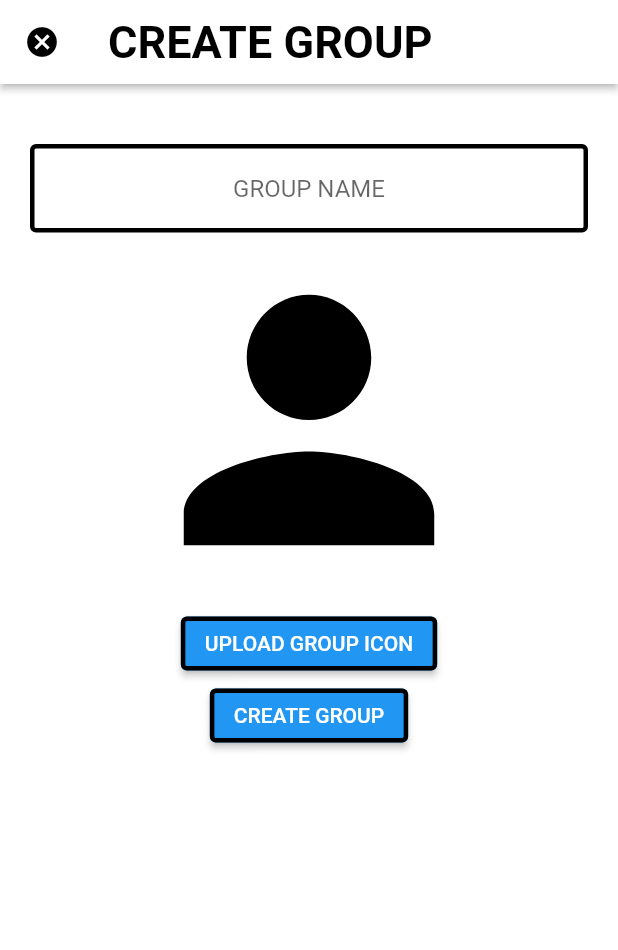
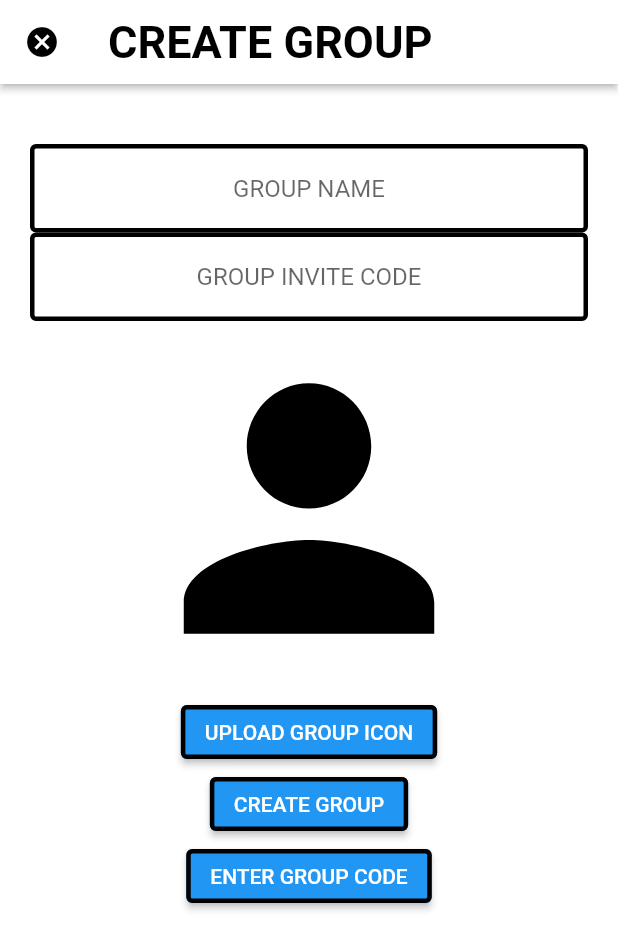
Before and after one commit to aym183/next-munch, a Flutter app: the Group_Details screen opened by its route, on a phone screen of 412 x 824 dp. Shown: the top 950 px of the screen. Run offline on Flutter 3.47's test engine with Material 2 defaults, Android fonts, the phone set to English and light mode, and no system bars; our stand-ins replace cloud_firestore, firebase_auth, firebase_core, google_nav_bar, share and 1 more; missing offline and left inert: dart:ffi; accounts and stored records are empty.

Commit message:
Added invite code check

```diff
--- a/lib/constants/global_values.dart
+++ b/lib/constants/global_values.dart
@@ -5,3 +5,4 @@ List<String> global_groups = [];
 
 
 String ?group_name;
+String ?group_id;
--- a/lib/database/db_create.dart
+++ b/lib/database/db_create.dart
@@ -1,4 +1,5 @@
 import 'package:cloud_firestore/cloud_firestore.dart';
+import 'package:uuid/uuid.dart';
 
 void Insert_user_intoDB(String name, String email){
   CollectionReference users = FirebaseFirestore.instance.collection('users');
@@ -7,13 +8,14 @@ void Insert_user_intoDB(String name, String email){
 }
 
 Future<void> Insert_group_intoDB(String group_name, String username, String email) async {
+  var uuid = Uuid();
   CollectionReference groups = FirebaseFirestore.instance.collection('groups');
   groups.add({
     'group_name': group_name.toString(),
     "created_by":  username.toString(),
     "creation_time": Timestamp.now().toString(),
-    "members": [email]
-
+    "members": [email],
+    "invite_id": uuid.v4(),
     });
 
   // users.add({'name': name.toString(),'email': email.toString(), 'login_index': 0});
--- a/lib/database/db_read.dart
+++ b/lib/database/db_read.dart
@@ -19,7 +19,6 @@
       //   return item.data();
       // }).toList();
 
-
     });
 }
 
@@ -31,15 +30,51 @@
   .then((querySnapshot) async {
       List listData = querySnapshot.docs.map((doc) => doc.data()['username']).toList();
       devtools.log(listData[1].toString());
+      final prefs = await SharedPreferences.getInstance();
+      prefs.setString('username', listData[1].toString());
+    });
+}
+
+
+Future<void> get_invite_code(String group_name) async {
+  FirebaseFirestore.instance
+  .collection('groups')
+  .where('group_name', isEqualTo: group_name) // change as only factoring in one user
+  .get()
+  .then((querySnapshot) async {
+      List<String> listData = querySnapshot.docs.map((doc) => doc.data()['invite_id'] as String).toList();
 
       final prefs = await SharedPreferences.getInstance();
-      prefs.setString('username', listData[1].toString());
-      // final prefs = await SharedPreferences.getInstance();
-      // prefs.setString('groups', listData.toString());
+      devtools.log(listData.toString());
+      prefs.setString('invite_id', listData[0].toString());
       // .docs.toList().map((item) {
       //   return item.data();
       // }).toList();
 
+    });
+}
+
+Future<void> invite_code_check(String group_code) async {
+  FirebaseFirestore.instance
+  .collection('groups')
+  .where('invite_id', isEqualTo: group_code) // change as only factoring in one user
+  .get()
+  .then((querySnapshot) async {
+      if (querySnapshot.docs.toString() == "[]"){
+         devtools.log("Invalid ID");
+      }
+      else{
+        List<String> listData = querySnapshot.docs.map((doc) => doc.data()['invite_id'] as String).toList();
+
+        final prefs = await SharedPreferences.getInstance();
+        devtools.log(listData.toString());
+        prefs.setString('invite_id', listData[0].toString());
+
+      }
+
+      // .docs.toList().map((item) {
+      //   return item.data();
+      // }).toList();
 
     });
 }
--- a/lib/views/group_click_view.dart
+++ b/lib/views/group_click_view.dart
@@ -5,6 +5,7 @@ import 'package:nextmunch/constants/global_values.dart';
 import 'package:nextmunch/constants/routes.dart';
 import 'package:nextmunch/views/bottom_nav_routing.dart';
 import "package:share/share.dart";
+import 'package:shared_preferences/shared_preferences.dart';
 
 import '../constants/colors.dart';
 
@@ -32,9 +33,11 @@ class _Group_ClickState extends State<Group_Click> {
           },
           )
           ),
-        body: TextButton(child: Text("ADD MEMBERS"),
-          onPressed: () {
-            Share.share("https://twitter.com/UtdPlug");
+        body: TextButton(child: Text("SHARE INVITE ID"),
+          onPressed: () async {
+            final prefs = await SharedPreferences.getInstance();
+            String? group_id = prefs.getString('invite_id');
+            Share.share("Group ID: $group_id");
           },
           ),
     );
--- a/lib/views/group_creation/create_group_1.dart
+++ b/lib/views/group_creation/create_group_1.dart
@@ -20,16 +20,19 @@ class Group_Details extends StatefulWidget {
 
 class _Group_DetailsState extends State<Group_Details> {
   late final TextEditingController _group_name;
+  late final TextEditingController _group_code;
 
   @override
   void initState(){
     _group_name = TextEditingController();
+    _group_code = TextEditingController();
     super.initState();
   }
 
   @override
   void dispose(){
     _group_name.dispose();
+    _group_code.dispose();
     super.dispose();
   }
 
@@ -76,6 +79,17 @@ class _Group_DetailsState extends State<Group_Details> {
                       hintText: 'GROUP NAME'
                       ),
                   ),
+                  TextField (
+                    textAlign: TextAlign.center,
+                    controller: _group_code,
+                    decoration: InputDecoration(
+                      enabledBorder: OutlineInputBorder(
+                        borderSide: BorderSide(
+                            width: 3, color: text_color), //<-- SEE HERE
+                      ),
+                      hintText: 'GROUP INVITE CODE'
+                      ),
+                  ),
 
                   Icon(Icons.person, size: 250, color: text_color,),
 
@@ -116,6 +130,19 @@ class _Group_DetailsState extends State<Group_Details> {
                     child: const Text("CREATE GROUP"),
                   ),
 
+                  ElevatedButton(
+                    onPressed: (() async {
+                      final group_code = _group_code.text..toString().trim();
+                      invite_code_check(group_code);
+                    }),
+                    style: ElevatedButton.styleFrom(
+                      // shape: MaterialStateProperty.all(RoundedRectangleBorder(borderRadius: BorderRadius.circular(30.0))),
+                      side: BorderSide(width: 3.0),
+                    ),
+                    // style: TextStyle(fontSize: 15, fontWeight: FontWeight.bold, color: text_color)
+                    child: const Text("ENTER GROUP CODE"),
+                  ),
+
                   // Text('INVITE MEMBERS',
                   //   style: TextStyle(fontSize: 20, fontWeight: FontWeight.bold, color: text_color),
                   // ),
--- a/lib/views/groups_view.dart
+++ b/lib/views/groups_view.dart
@@ -75,6 +75,7 @@ class _GroupsViewState extends State<GroupsView> {
                       setState((){
                         _id = index;
                         group_name = global_groups[index];
+                        get_invite_code(global_groups[index]);
                         Navigator.of(context).pushNamedAndRemoveUntil(
                             groupsClick,
                         (route) => false,
@@ -83,7 +84,15 @@ class _GroupsViewState extends State<GroupsView> {
                     },
                     );
 
-                })
+                    },
+                      ),
+                // prototypeItem: TextButton(
+                //   child: const Text("Join with Invite Code"),
+                //   onPressed: () {
+                //   },
+                //   ),
+
+
                 //   for (var i = 0; i < global_groups.length; i++) ListTile(
                 //     leading: Icon(Icons.alarm_on_sharp),
                 //     title: Text(global_groups[i]),
--- a/pubspec.yaml
+++ b/pubspec.yaml
@@ -43,6 +43,7 @@ dependencies:
   cloud_firestore: ^3.4.8
   shared_preferences: ^2.0.15
   share: ^2.0.4
+  uuid: ^3.0.6
 
 dev_dependencies:
   js: ^0.6.2
```
Also changed, not shown: pubspec.lock, 15 other files. Lines whose indentation alone changed are shown as unchanged.
